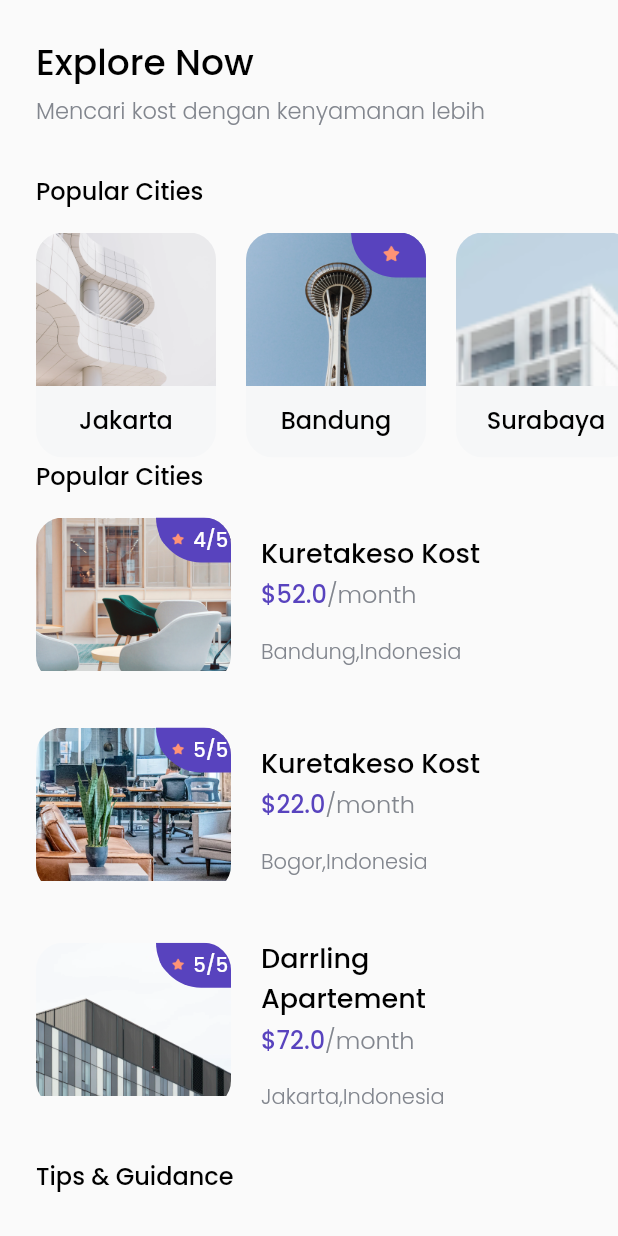
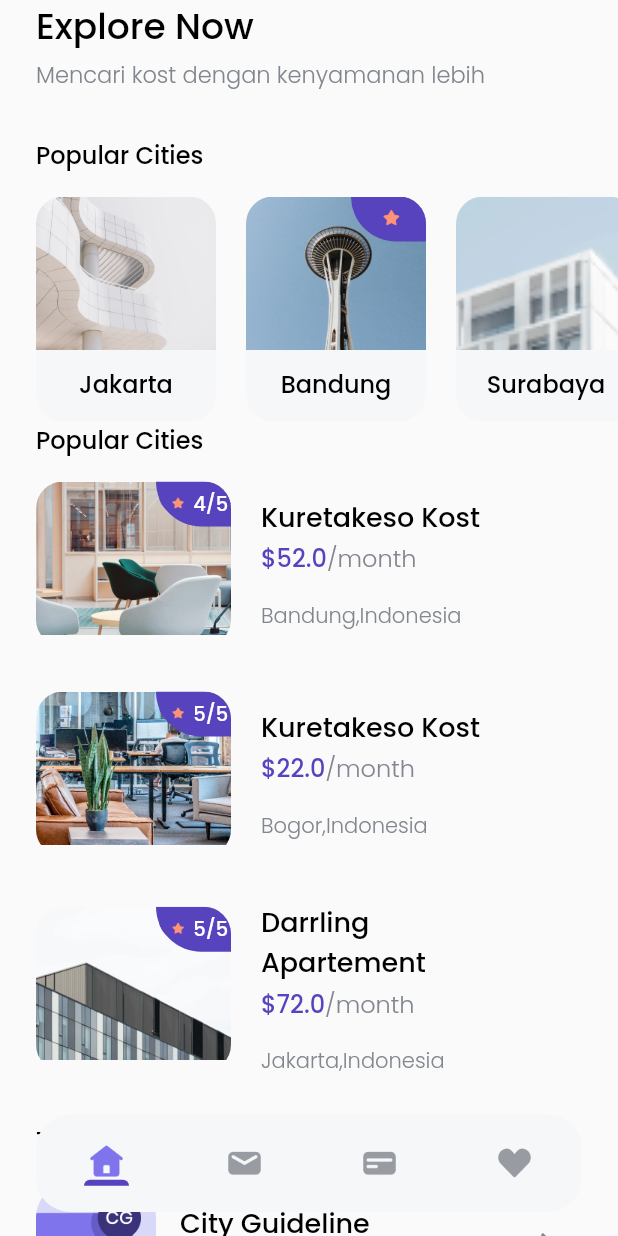
Before and after one commit to senapahlevi/KostApp, a Flutter app: the HomePageKost screen opened directly, on a phone screen of 412 x 824 dp. Run offline on Flutter 3.47's test engine with Material 2 defaults, Android fonts, the phone set to English and light mode, and no system bars; our stand-ins replace google_fonts.

Commit message:
Add bottom navigation and fix bottom and top

```diff
--- a/lib/main.dart
+++ b/lib/main.dart
@@ -1,6 +1,7 @@
 import 'package:flutter/material.dart';
+import 'package:kostapp/pages/homepagekost.dart';
 //import 'package:kostapp/pages/basichome_page.dart';
-import 'package:kostapp/pages/splashkost.dart';
+//import 'package:kostapp/pages/splashkost.dart';
 
 void main() {
   runApp(MyApp());
@@ -12,7 +13,7 @@ class MyApp extends StatelessWidget {
   Widget build(BuildContext context) {
     return MaterialApp(
       debugShowCheckedModeBanner: false,
-      home: SplashKostapp(),
+      home: HomePageKost(),
     );
   }
 }
--- a/lib/pages/homepagekost.dart
+++ b/lib/pages/homepagekost.dart
@@ -3,6 +3,7 @@ import 'package:kostapp/models/city.dart';
 import 'package:kostapp/models/space.dart';
 import 'package:kostapp/models/tips.dart';
 import 'package:kostapp/themekost.dart';
+import 'package:kostapp/widgets/bottom_navbar_item.dart';
 import 'package:kostapp/widgets/city_cardkost.dart';
 import 'package:kostapp/widgets/space_card.dart';
 import 'package:kostapp/widgets/tips_card.dart';
@@ -15,10 +16,7 @@ class HomePageKost extends StatelessWidget {
     return Scaffold(
       body: SafeArea(
         bottom: false,
-        child: Padding(
-          padding: EdgeInsets.symmetric(
-            vertical: edge,
-          ),
+        //NOTE:TITLE
         child: ListView(
           children: [
             Padding(
@@ -199,10 +197,45 @@ class HomePageKost extends StatelessWidget {
                 ],
               ),
             ),
+            SizedBox(
+              height: 52 + edge,
+            ),
           ],
         ),
       ),
+      floatingActionButton: Container(
+        height: 65,
+        width: MediaQuery.of(context).size.width - (2 * edge),
+        margin: EdgeInsets.symmetric(
+          horizontal: edge,
         ),
+        decoration: BoxDecoration(
+          color: Color(0xffF6F7F8),
+          borderRadius: BorderRadius.circular(23),
+        ),
+        child: Row(
+          mainAxisAlignment: MainAxisAlignment.spaceAround,
+          children: [
+            BottomNavbarItem(
+              imageUrl: 'assets/pic/Icon_home_active.png',
+              isActive: true,
+            ),
+            BottomNavbarItem(
+              imageUrl: 'assets/pic/Icon_mail.png',
+              isActive: false,
+            ),
+            BottomNavbarItem(
+              imageUrl: 'assets/pic/Icon_card.png',
+              isActive: false,
+            ),
+            BottomNavbarItem(
+              imageUrl: 'assets/pic/Icon_loved.png',
+              isActive: false,
+            ),
+          ],
+        ),
+      ),
+      floatingActionButtonLocation: FloatingActionButtonLocation.centerFloat,
     );
   }
 }
--- /dev/null
+++ b/lib/widgets/bottom_navbar_item.dart
@@ -0,0 +1,34 @@
+import 'package:flutter/material.dart';
+import 'package:kostapp/themekost.dart';
+
+class BottomNavbarItem extends StatelessWidget {
+  //const BottomNavbarItem({ Key? key }) : super(key: key);
+  final String imageUrl;
+  final bool isActive;
+  BottomNavbarItem({required this.imageUrl, required this.isActive});
+  @override
+  Widget build(BuildContext context) {
+    return Column(
+      children: [
+        Spacer(),
+        Image.asset(
+          imageUrl,
+          width: 26,
+        ),
+        isActive
+            ? Container(
+                width: 30,
+                height: 4,
+                decoration: BoxDecoration(
+                  color: purpleColor,
+                  borderRadius: BorderRadius.vertical(
+                    top: Radius.circular(1000),
+                  ),
+                ),
+              )
+            : Container(),
+        Spacer(),
+      ],
+    );
+  }
+}
--- a/lib/widgets/tips_card.dart
+++ b/lib/widgets/tips_card.dart
@@ -44,7 +44,7 @@ class TipsCard extends StatelessWidget {
             size: 24,
             color: greyColor,
           ),
-        )
+        ),
       ],
     );
   }
```
Also changed, not shown: pubspec.yaml (+8 -0 lines), assets/pic/Icon_card.png (added), assets/pic/Icon_card_active.png (added), assets/pic/Icon_home_active.png (added), assets/pic/Icon_love_active.png (added), assets/pic/Icon_loved.png (added), assets/pic/Icon_mail.png (added), assets/pic/Icon_mail_active.png (added). Lines whose indentation alone changed are shown as unchanged.
